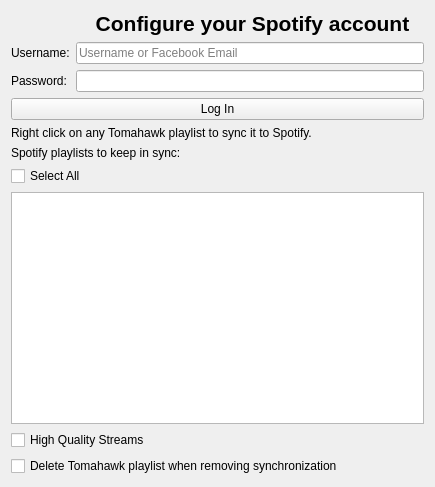
tomahawk-player/tomahawk, file src/libtomahawk/accounts/spotify/SpotifyAccountConfig.ui: the form before one commit.
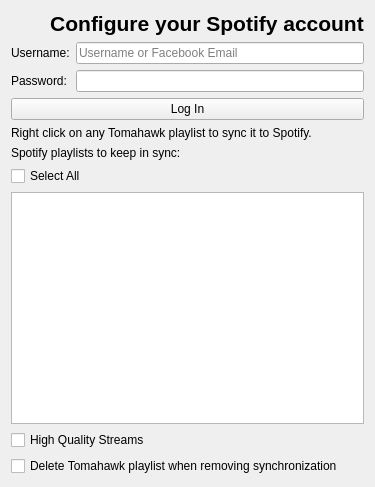
The form after the commit. Icons and pictures are not drawn.

Commit message: Select all facility - code review fixes

What changed in the file:
```diff
--- a/src/libtomahawk/accounts/spotify/SpotifyAccountConfig.ui
+++ b/src/libtomahawk/accounts/spotify/SpotifyAccountConfig.ui
@@ -6,7 +6,7 @@
    <rect>
     <x>0</x>
     <y>0</y>
-    <width>435</width>
+    <width>375</width>
     <height>487</height>
    </rect>
   </property>
```
Left out of the diff: 4 changed lines with no effect on the pictures. The commit also changes 1 other file.
